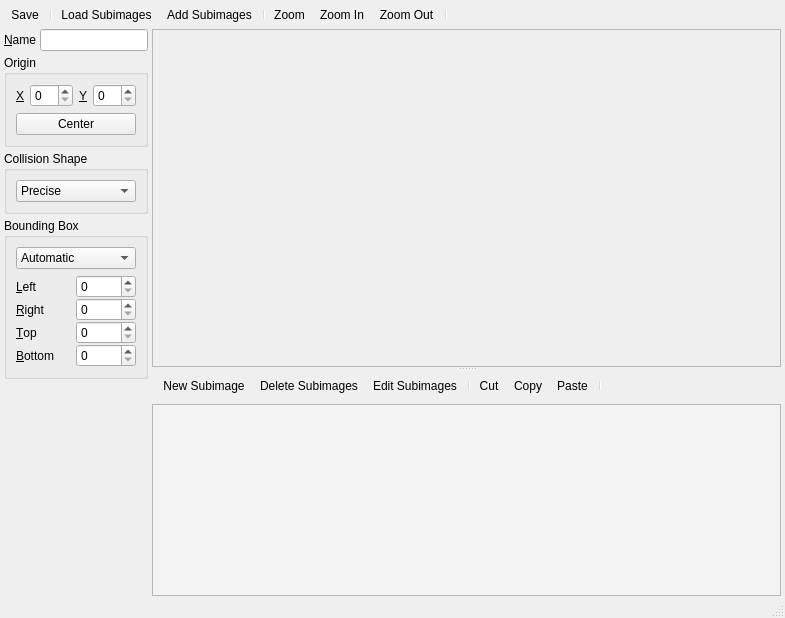
Before: the Qt Designer form Editors/SpriteEditor.ui in enigma-dev/RadialGM, drawn with Qt 5.
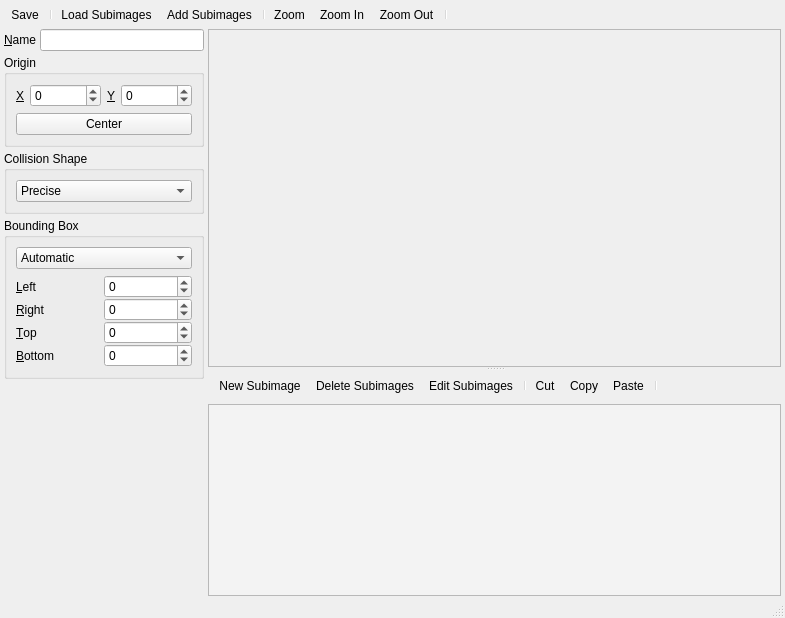
After: the same form once the commit is applied. Icons and pictures are not drawn. Custom widgets are drawn as their Qt base class.

Commit message: fix some sprite display stuff but crashes

```diff
--- a/Editors/SpriteEditor.ui
+++ b/Editors/SpriteEditor.ui
@@ -182,6 +182,12 @@
               <verstretch>0</verstretch>
              </sizepolicy>
             </property>
+            <property name="minimum">
+             <number>-999999999</number>
+            </property>
+            <property name="maximum">
+             <number>999999999</number>
+            </property>
            </widget>
           </item>
           <item row="0" column="3">
@@ -192,6 +198,12 @@
               <verstretch>0</verstretch>
              </sizepolicy>
             </property>
+            <property name="minimum">
+             <number>-999999999</number>
+            </property>
+            <property name="maximum">
+             <number>999999999</number>
+            </property>
            </widget>
           </item>
           <item row="0" column="2">
@@ -293,10 +305,24 @@
              </widget>
             </item>
             <item row="0" column="1">
-             <widget class="QSpinBox" name="leftSpinBox"/>
+             <widget class="QSpinBox" name="leftSpinBox">
+              <property name="minimum">
+               <number>-999999999</number>
+              </property>
+              <property name="maximum">
+               <number>999999999</number>
+              </property>
+             </widget>
             </item>
             <item row="2" column="1">
-             <widget class="QSpinBox" name="topSpinBox"/>
+             <widget class="QSpinBox" name="topSpinBox">
+              <property name="minimum">
+               <number>-999999999</number>
+              </property>
+              <property name="maximum">
+               <number>999999999</number>
+              </property>
+             </widget>
             </item>
             <item row="1" column="0">
              <widget class="QLabel" name="rightLabel">
@@ -309,10 +335,24 @@
              </widget>
             </item>
             <item row="1" column="1">
-             <widget class="QSpinBox" name="rightSpinBox"/>
+             <widget class="QSpinBox" name="rightSpinBox">
+              <property name="minimum">
+               <number>-999999999</number>
+              </property>
+              <property name="maximum">
+               <number>999999999</number>
+              </property>
+             </widget>
             </item>
             <item row="4" column="1">
-             <widget class="QSpinBox" name="bottomSpinBox"/>
+             <widget class="QSpinBox" name="bottomSpinBox">
+              <property name="minimum">
+               <number>-999999999</number>
+              </property>
+              <property name="maximum">
+               <number>999999999</number>
+              </property>
+             </widget>
             </item>
            </layout>
           </item>
@@ -353,7 +393,7 @@
           <rect>
            <x>0</x>
            <y>0</y>
-           <width>627</width>
+           <width>527</width>
            <height>312</height>
           </rect>
          </property>
```
Left out of the diff: 3 changed lines with no effect on the pictures. The commit also changes 4 other files.
